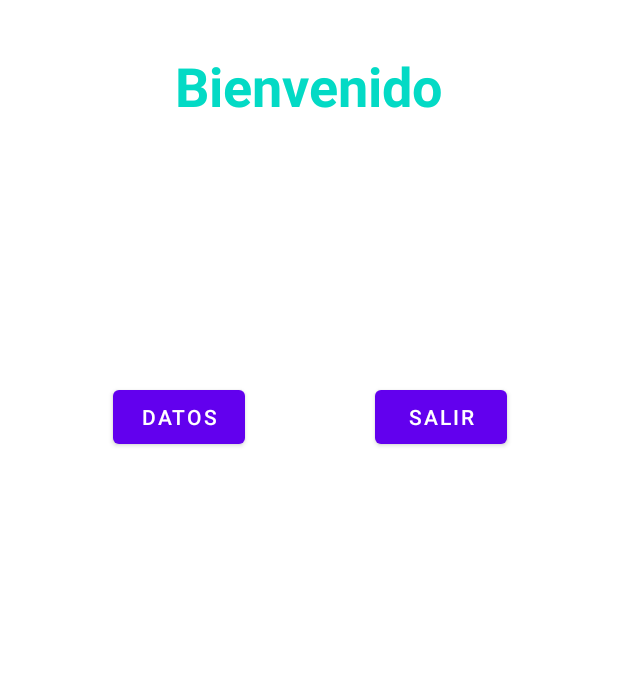
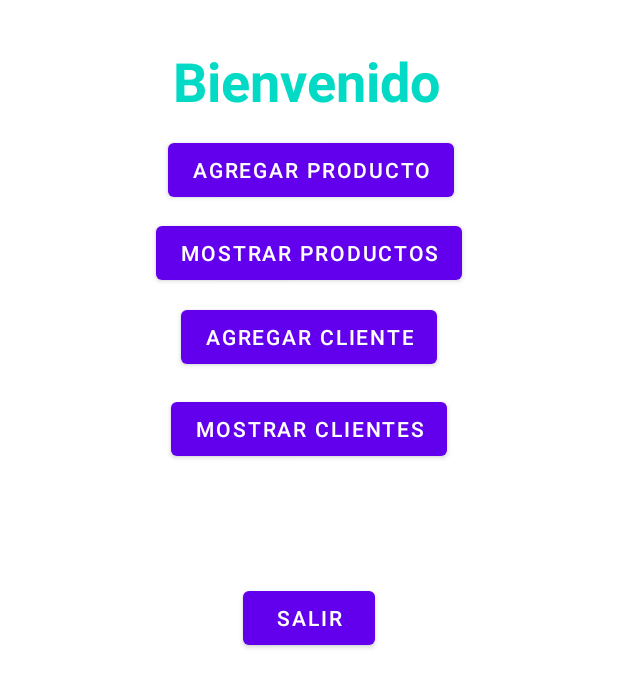
Before and after one commit to brayanmezac/Pedidos_UTS, an Android app: the layout activity_menu.xml on its own in the app's theme, with its tools: preview values and no code run, on a phone screen of 412 x 824 dp. Shown: the top 687 px of the screen. Run offline under Robolectric (Android 15) with nearby library versions, the phone set to English and light mode, and no system bars.

Commit message:
Está rama se insertan al proyecto La posibilidad de Incluir clientes

```diff
--- a/app/src/main/java/co/edu/uts/sistemas/pedidos_uts/MainActivity.java
+++ b/app/src/main/java/co/edu/uts/sistemas/pedidos_uts/MainActivity.java
@@ -63,7 +63,11 @@ public class MainActivity extends AppCompatActivity {
         if (Informacion.user.equals(txtUser) && Informacion.passws.equals(txtClave)) {
             Toast.makeText(this, "Usuario/Contraseña validos!!!", Toast.LENGTH_LONG).show();
             Intent intent = new Intent(MainActivity.this, MenuActivity.class);
+            intent.putExtra("nombre", "Freddy");
+            intent.putExtra("apellido", "Mendez");
+            intent.putExtra("edad", 42);
             startActivity(intent);
+            finish();
         } else {
             Toast.makeText(getApplicationContext(), "Usuario/Contraseña NO SON validos!!!", Toast.LENGTH_SHORT).show();
         }
--- a/app/src/main/res/layout/activity_menu.xml
+++ b/app/src/main/res/layout/activity_menu.xml
@@ -10,28 +10,36 @@
         android:id="@+id/textView"
         android:layout_width="wrap_content"
         android:layout_height="wrap_content"
+        android:layout_marginStart="3dp"
+        android:layout_marginTop="29dp"
         android:text="Bienvenido"
         android:textColor="@color/teal_200"
         android:textSize="36sp"
         android:textStyle="bold"
-        app:layout_constraintBottom_toBottomOf="parent"
-        app:layout_constraintEnd_toEndOf="parent"
-        app:layout_constraintStart_toStartOf="parent"
-        app:layout_constraintTop_toTopOf="parent"
-        app:layout_constraintVertical_bias="0.042" />
+        app:layout_constraintStart_toStartOf="@+id/btnDatos"
+        app:layout_constraintTop_toTopOf="parent" />
 
     <Button
         android:id="@+id/btnDatos"
         android:layout_width="wrap_content"
         android:layout_height="wrap_content"
-        android:layout_marginStart="1dp"
-        android:layout_marginTop="254dp"
-        android:layout_marginEnd="12dp"
+        android:layout_marginTop="11dp"
+        android:layout_marginEnd="5dp"
         android:onClick="ejecutar"
-        android:text="Datos"
-        app:layout_constraintEnd_toStartOf="@+id/btnSalirMenu"
+        android:text="Agregar Producto"
+        app:layout_constraintEnd_toEndOf="@+id/button3"
+        app:layout_constraintTop_toBottomOf="@+id/textView" />
+
+    <Button
+        android:id="@+id/button3"
+        android:layout_width="wrap_content"
+        android:layout_height="wrap_content"
+        android:layout_marginTop="7dp"
+        android:onClick="ejecutar"
+        android:text="Mostrar Productos"
+        app:layout_constraintEnd_toEndOf="parent"
         app:layout_constraintStart_toStartOf="parent"
-        app:layout_constraintTop_toTopOf="parent" />
+        app:layout_constraintTop_toBottomOf="@+id/btnDatos" />
 
     <Button
         android:id="@+id/btnSalirMenu"
@@ -39,7 +47,29 @@
         android:layout_height="wrap_content"
         android:onClick="ejecutar"
         android:text="Salir"
-        app:layout_constraintBaseline_toBaselineOf="@+id/btnDatos"
+        app:layout_constraintBottom_toBottomOf="parent"
         app:layout_constraintEnd_toEndOf="parent"
-        app:layout_constraintStart_toEndOf="@+id/btnDatos" />
+        app:layout_constraintStart_toStartOf="parent"
+        app:layout_constraintTop_toTopOf="parent" />
+
+    <Button
+        android:id="@+id/button6"
+        android:layout_width="wrap_content"
+        android:layout_height="wrap_content"
+        android:layout_marginTop="8dp"
+        android:text="Agregar Cliente"
+        app:layout_constraintEnd_toEndOf="parent"
+        app:layout_constraintStart_toStartOf="parent"
+        app:layout_constraintTop_toBottomOf="@+id/button3" />
+
+    <Button
+        android:id="@+id/button7"
+        android:layout_width="wrap_content"
+        android:layout_height="wrap_content"
+        android:layout_marginTop="13dp"
+        android:text="Mostrar Clientes"
+        app:layout_constraintEnd_toEndOf="parent"
+        app:layout_constraintStart_toStartOf="parent"
+        app:layout_constraintTop_toBottomOf="@+id/button6" />
+
 </androidx.constraintlayout.widget.ConstraintLayout>
```
Also changed, not shown: app/src/main/AndroidManifest.xml (+6 -4 lines), app/src/main/java/co/edu/uts/sistemas/pedidos_uts/Informacion.java (+34 -1 lines), app/src/main/java/co/edu/uts/sistemas/pedidos_uts/MenuActivity.java (+44 -29 lines), app/src/main/java/co/edu/uts/sistemas/pedidos_uts/ProductoActivity.java (+23 -32 lines), app/src/main/res/layout/activity_main.xml (+0 -35 lines), app/src/main/res/layout/activity_producto.xml (+48 -52 lines).
